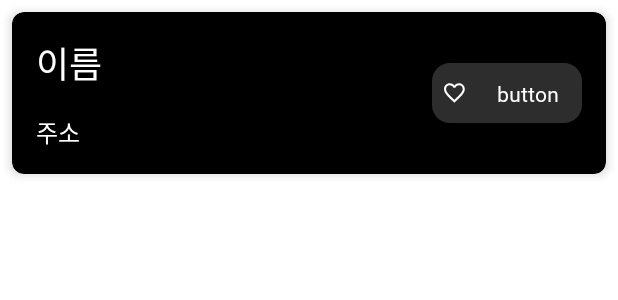
After one commit to JunseoPark123/madcamp_week4_FE, an Android app: the layout item_favor.xml on its own in the app's theme, with its tools: preview values and no code run, on a phone screen of 412 x 824 dp. The commit adds this screen. Shown: the top 300 px of the screen. Run offline under Robolectric (Android 15) with nearby library versions, the phone set to English and light mode, and no system bars.

Commit message:
implement heart

```diff
--- /dev/null
+++ b/app/src/main/java/com/example/madcamp_week4_fe/analysis/FavorAdapter.kt
@@ -0,0 +1,4 @@
+package com.example.madcamp_week4_fe.analysis
+
+class FavorAdapter {
+}
--- a/app/src/main/java/com/example/madcamp_week4_fe/analysis/AnalysisFragment.kt
+++ b/app/src/main/java/com/example/madcamp_week4_fe/analysis/FavorFragment.kt
@@ -7,9 +7,9 @@ import android.view.ViewGroup
 import androidx.fragment.app.Fragment
 import com.example.madcamp_week4_fe.R
 
-class AnalysisFragment : Fragment() {
+class FavorFragment : Fragment() {
     override fun onCreateView(inflater: LayoutInflater, container: ViewGroup?, savedInstanceState: Bundle?): View? {
-        val view = inflater.inflate(R.layout.fragment_mypage, container, false)
+        val view = inflater.inflate(R.layout.fragment_favor, container, false)
 
         return view
     }
--- /dev/null
+++ b/app/src/main/res/layout/item_favor.xml
@@ -0,0 +1,79 @@
+<?xml version="1.0" encoding="utf-8"?>
+<androidx.cardview.widget.CardView xmlns:android="http://schemas.android.com/apk/res/android"
+    xmlns:app="http://schemas.android.com/apk/res-auto"
+    xmlns:tools="http://schemas.android.com/tools"
+    android:layout_width="match_parent"
+    android:layout_height="wrap_content"
+    android:layout_margin="8dp"
+    android:background="@color/white"
+    app:cardBackgroundColor="@color/black"
+    app:cardCornerRadius="8dp"
+    app:cardElevation="4dp">
+
+    <androidx.constraintlayout.widget.ConstraintLayout
+        android:layout_width="match_parent"
+        android:layout_height="match_parent">
+
+        <TextView
+            android:id="@+id/tvName"
+            android:layout_width="wrap_content"
+            android:layout_height="wrap_content"
+            android:layout_marginStart="16dp"
+            android:layout_marginTop="16dp"
+            android:fontFamily="@font/seoulhangang_cb_regular"
+            android:text="이름"
+            android:textColor="@color/white"
+            android:textSize="24dp"
+            app:layout_constraintStart_toStartOf="parent"
+            app:layout_constraintTop_toTopOf="parent" />
+
+        <TextView
+            android:id="@+id/tvLocation"
+            android:layout_width="wrap_content"
+            android:layout_height="wrap_content"
+            android:layout_marginStart="16dp"
+            android:layout_marginTop="16dp"
+            android:layout_marginBottom="16dp"
+            android:fontFamily="@font/seoulhangang_cb_regular"
+            android:text="주소"
+            android:textColor="@color/white"
+            android:textSize="16dp"
+            app:layout_constraintBottom_toBottomOf="parent"
+            app:layout_constraintStart_toStartOf="parent"
+            app:layout_constraintTop_toBottomOf="@+id/tvName" />
+
+        <ImageView
+            android:id="@+id/ivBtnBackground"
+            android:layout_width="wrap_content"
+            android:layout_height="wrap_content"
+            android:layout_marginEnd="16dp"
+            app:layout_constraintBottom_toBottomOf="parent"
+            app:layout_constraintEnd_toEndOf="parent"
+            app:layout_constraintTop_toTopOf="parent"
+            app:srcCompat="@drawable/btnbackground" />
+
+        <ImageView
+            android:id="@+id/ivFavor"
+            android:layout_width="wrap_content"
+            android:layout_height="wrap_content"
+            android:layout_marginStart="8dp"
+            app:layout_constraintBottom_toBottomOf="@+id/ivBtnBackground"
+            app:layout_constraintStart_toStartOf="@+id/ivBtnBackground"
+            app:layout_constraintTop_toTopOf="@+id/ivBtnBackground"
+            app:srcCompat="@drawable/favor" />
+
+        <TextView
+            android:id="@+id/tvFavor"
+            android:layout_width="wrap_content"
+            android:layout_height="wrap_content"
+            android:fontFamily="@font/seoulhangang_cb_regular"
+            android:text="button"
+            android:textColor="@color/white"
+            app:layout_constraintBottom_toBottomOf="@+id/ivBtnBackground"
+            app:layout_constraintEnd_toEndOf="@+id/ivBtnBackground"
+            app:layout_constraintStart_toEndOf="@+id/ivFavor"
+            app:layout_constraintTop_toTopOf="@+id/ivBtnBackground" />
+
+
+    </androidx.constraintlayout.widget.ConstraintLayout>
+</androidx.cardview.widget.CardView>
```
Also changed, not shown: app/src/main/java/com/example/madcamp_week4_fe/MainActivity.kt (+4 -4 lines), app/src/main/java/com/example/madcamp_week4_fe/home/MarkerPagerAdapter.kt (+12 -0 lines), app/src/main/res/drawable/fillfavor.xml (added, +9 -0 lines), app/src/main/res/layout/fragment_favor.xml (added, +20 -0 lines), app/src/main/res/layout/fragment_mypage.xml (deleted, +0 -18 lines).
